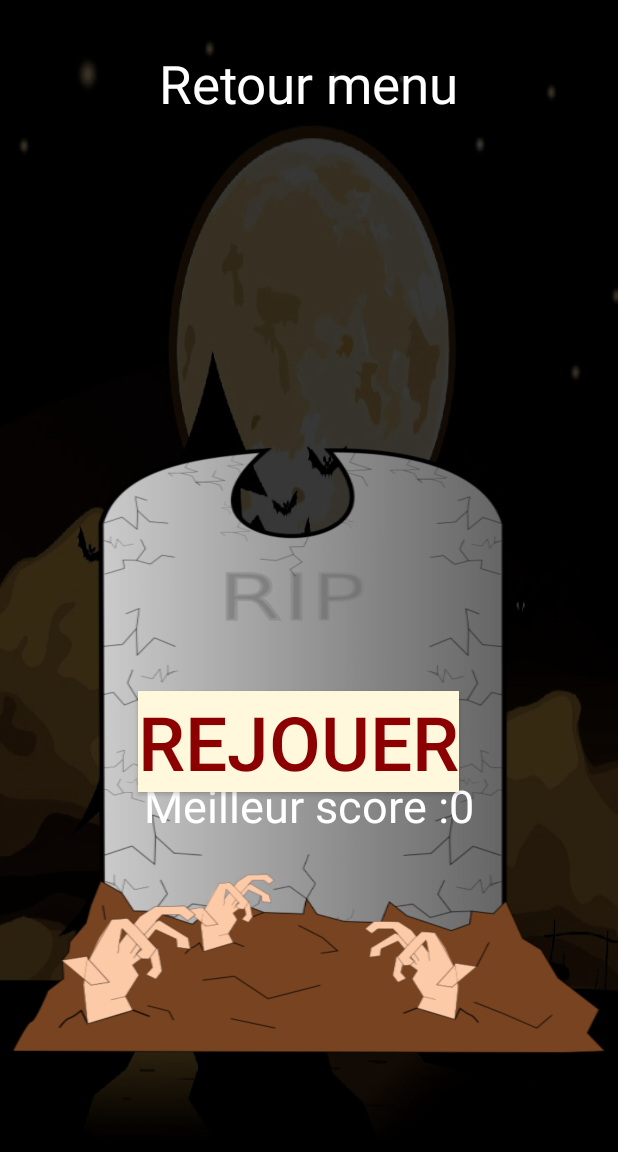
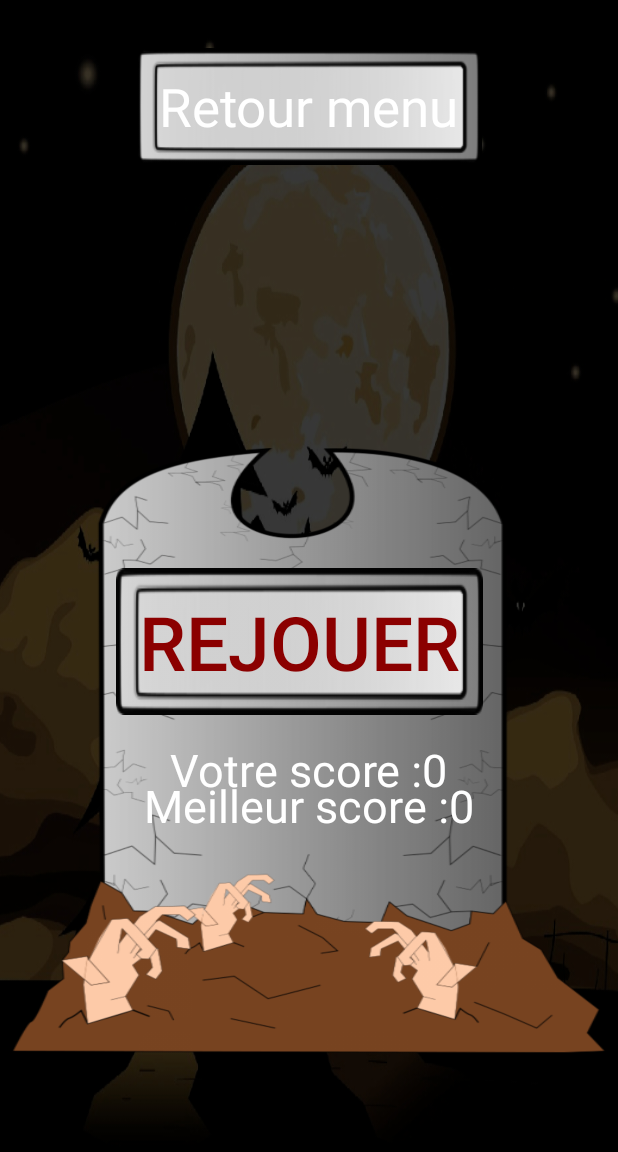
Before and after one commit to RomainMarca/candyHunt, an Android app: the MainActivity screen opened directly, with no data from a screen before it, after a tap on an icon or button, on a phone screen of 412 x 824 dp. Shown: the top 1152 px of the screen. Run offline under Robolectric (Android 15) with nearby library versions, the light colour scheme and no system bars; 2 statements that could not run were skipped.

Commit message:
add song

```diff
--- a/app/src/main/java/fr/wildcodeschool/candyhunt/Round.java
+++ b/app/src/main/java/fr/wildcodeschool/candyhunt/Round.java
@@ -3,6 +3,7 @@
 import android.app.Activity;
 import android.content.Context;
 import android.content.Intent;
+import android.media.MediaPlayer;
 import android.os.CountDownTimer;
 import android.support.constraint.ConstraintLayout;
 import android.support.constraint.ConstraintSet;
@@ -226,6 +227,8 @@
     }
 
     public void defeat() {
+        MediaPlayer music = MediaPlayer.create( context, R.raw.whoo);
+        music.start();
         Activity arena = (Activity) context;
         Intent gotoDead = new Intent(context, DeadActivity.class);
         Singleton.getInstance().setScore(Singleton.getInstance().getIndex());
@@ -254,6 +257,8 @@
     }
 
     public void success() {
+        MediaPlayer music = MediaPlayer.create( context, R.raw.bul);
+        music.start();
         Singleton.getInstance().incrementIndex(1);
         Singleton.getInstance().getPlayers().get(0).addScore(scoreGain);
         Activity arenaActivity = (Activity) context;
--- a/app/src/main/java/fr/wildcodeschool/candyhunt/SplashScreenActivity.java
+++ b/app/src/main/java/fr/wildcodeschool/candyhunt/SplashScreenActivity.java
@@ -22,9 +22,13 @@
         ImageView logoApp = findViewById(R.id.logo);
         ImageView buttonStart = findViewById(R.id.start);
 
+        final MediaPlayer music = MediaPlayer.create(this, R.raw.tomb);
+
+
         buttonStart.setOnClickListener(new View.OnClickListener() {
             @Override
             public void onClick(View v) {
+                music.start();
                 Intent map = new Intent(SplashScreenActivity.this, MainActivity.class);
                 startActivity(map);
             }
--- a/app/src/main/res/layout/activity_dead.xml
+++ b/app/src/main/res/layout/activity_dead.xml
@@ -35,6 +35,8 @@
         android:layout_marginEnd="8dp"
         android:layout_marginRight="8dp"
         android:textColor="#fff"
+        android:background="@drawable/cadre"
+        android:padding="15dp"
         android:text="Retour menu"
         android:textSize="35sp"
         app:layout_constraintEnd_toEndOf="parent"
@@ -53,8 +55,9 @@
         android:layout_width="wrap_content"
         android:layout_height="wrap_content"
         android:layout_marginBottom="8dp"
-        android:background="#FFF8DC"
+        android:background="@drawable/cadre"
         android:gravity="center"
+        android:padding="15dp"
         android:text="REJOUER"
         android:textColor="#8B0000"
         android:textSize="50sp"
@@ -63,7 +66,7 @@
         app:layout_constraintHorizontal_bias="0.46"
         app:layout_constraintStart_toStartOf="@+id/rules"
         app:layout_constraintTop_toTopOf="@+id/rules"
-        app:layout_constraintVertical_bias="0.36" />
+        app:layout_constraintVertical_bias="0.19" />
 
     <TextView
         android:id="@+id/score"
--- a/app/src/main/res/layout/activity_main.xml
+++ b/app/src/main/res/layout/activity_main.xml
@@ -55,6 +55,7 @@
         android:text="@string/txt_menu"
         android:textColor="#fff"
         android:textSize="25dp"
+        android:gravity="center"
         app:layout_constraintBottom_toBottomOf="parent"
         app:layout_constraintEnd_toEndOf="parent"
         app:layout_constraintStart_toStartOf="parent" />
--- a/app/src/main/res/layout/game_arena_activity.xml
+++ b/app/src/main/res/layout/game_arena_activity.xml
@@ -78,7 +78,7 @@
             app:layout_constraintHorizontal_bias="0.84"
             app:layout_constraintStart_toStartOf="parent"
             app:layout_constraintTop_toTopOf="@+id/iv_skull"
-            app:layout_constraintVertical_bias="0.36"
+            app:layout_constraintVertical_bias="0.19"
             app:srcCompat="@mipmap/ic_launcher_round" />
 
     </android.support.constraint.ConstraintLayout>
--- a/app/src/main/res/values/strings.xml
+++ b/app/src/main/res/values/strings.xml
@@ -2,5 +2,5 @@
     <string name="app_name">candyHunt</string>
     <string name="title">Candy Hunt</string>
     <string name="txt_menu">Cliquez sur un personnage pour choisir la difficulté du jeu</string>
-    <string name="cliquez_sur_le_bonbon_indiqu_en_haut_de_l_cran_dans_le_temps_imparti_atteignez_le_niveau_maximum_pour_gagner_un_bonbon">Cliquez sur le bonbon indiqué en haut de l\'écran dans le temps imparti. Atteignez le niveau maximum pour gagner un bonbon</string>
+    <string name="cliquez_sur_le_bonbon_indiqu_en_haut_de_l_cran_dans_le_temps_imparti_atteignez_le_niveau_maximum_pour_gagner_un_bonbon">Cliquez sur le bonbon indiqué en haut de l\'écran dans le temps imparti. Atteignez le niveau maximum pour gagner</string>
 </resources>
```
Also changed, not shown: app/src/main/res/drawable-hdpi/cadre.png (added), app/src/main/res/drawable-mdpi/cadre.png (added), app/src/main/res/drawable-xhdpi/cadre.png (added), app/src/main/res/drawable-xxhdpi/cadre.png (added), app/src/main/res/drawable-xxxhdpi/cadre.png (added), 3 other files.
